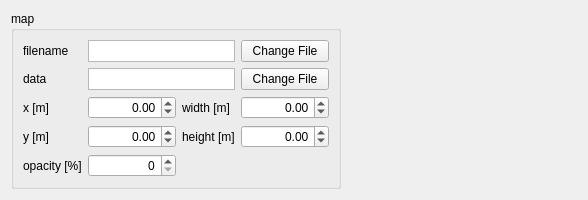
Old version of the form src/OpenCOVER/DrivingSim/oddlot/src/settings/widgets/scenerymapsettings.ui in the repository hlrs-vis/covise.
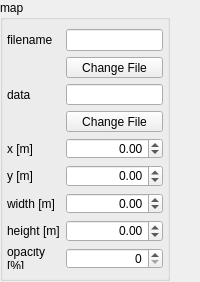
New version of the form.

```diff
--- a/src/OpenCOVER/DrivingSim/oddlot/src/settings/widgets/scenerymapsettings.ui
+++ b/src/OpenCOVER/DrivingSim/oddlot/src/settings/widgets/scenerymapsettings.ui
@@ -6,21 +6,94 @@
    <rect>
     <x>0</x>
     <y>0</y>
-    <width>588</width>
-    <height>187</height>
+    <width>200</width>
+    <height>282</height>
    </rect>
   </property>
+  <property name="minimumSize">
+   <size>
+    <width>0</width>
+    <height>152</height>
+   </size>
+  </property>
   <property name="windowTitle">
    <string>Form</string>
   </property>
   <layout class="QGridLayout" name="gridLayout_2">
+   <property name="leftMargin">
+    <number>0</number>
+   </property>
+   <property name="topMargin">
+    <number>0</number>
+   </property>
+   <property name="rightMargin">
+    <number>0</number>
+   </property>
+   <property name="bottomMargin">
+    <number>0</number>
+   </property>
    <item row="0" column="0">
+    <widget class="QScrollArea" name="scrollArea">
+     <property name="frameShape">
+      <enum>QFrame::NoFrame</enum>
+     </property>
+     <property name="verticalScrollBarPolicy">
+      <enum>Qt::ScrollBarAsNeeded</enum>
+     </property>
+     <property name="horizontalScrollBarPolicy">
+      <enum>Qt::ScrollBarAlwaysOff</enum>
+     </property>
+     <property name="widgetResizable">
+      <bool>true</bool>
+     </property>
+     <widget class="QWidget" name="scrollAreaWidgetContents">
+      <property name="geometry">
+       <rect>
+        <x>0</x>
+        <y>0</y>
+        <width>200</width>
+        <height>282</height>
+       </rect>
+      </property>
+      <property name="minimumSize">
+       <size>
+        <width>0</width>
+        <height>280</height>
+       </size>
+      </property>
     <widget class="QGroupBox" name="groupBox">
+       <property name="geometry">
+        <rect>
+         <x>0</x>
+         <y>0</y>
+         <width>170</width>
+         <height>281</height>
+        </rect>
+       </property>
      <property name="title">
       <string>map</string>
      </property>
      <layout class="QGridLayout" name="gridLayout">
-      <item row="4" column="0">
+        <property name="leftMargin">
+         <number>4</number>
+        </property>
+        <property name="rightMargin">
+         <number>4</number>
+        </property>
+        <item row="5" column="1">
+         <widget class="QDoubleSpinBox" name="xBox">
+          <property name="alignment">
+           <set>Qt::AlignRight|Qt::AlignTrailing|Qt::AlignVCenter</set>
+          </property>
+          <property name="minimum">
+           <double>-10000000.000000000000000</double>
+          </property>
+          <property name="maximum">
+           <double>10000000.000000000000000</double>
+          </property>
+         </widget>
+        </item>
+        <item row="5" column="0">
        <widget class="QLabel" name="xLabel">
         <property name="text">
          <string>x [m]</string>
@@ -30,43 +103,7 @@
         </property>
        </widget>
       </item>
-      <item row="4" column="1">
-       <widget class="QDoubleSpinBox" name="xBox">
-        <property name="alignment">
-         <set>Qt::AlignRight|Qt::AlignTrailing|Qt::AlignVCenter</set>
-        </property>
-        <property name="minimum">
-         <double>-10000000.000000000000000</double>
-        </property>
-        <property name="maximum">
-         <double>10000000.000000000000000</double>
-        </property>
-       </widget>
-      </item>
-      <item row="4" column="2">
-       <widget class="QLabel" name="widthLabel">
-        <property name="text">
-         <string>width [m]</string>
-        </property>
-        <property name="buddy">
-         <cstring>widthBox</cstring>
-        </property>
-       </widget>
-      </item>
-      <item row="4" column="3">
-       <widget class="QDoubleSpinBox" name="widthBox">
-        <property name="alignment">
-         <set>Qt::AlignRight|Qt::AlignTrailing|Qt::AlignVCenter</set>
-        </property>
-        <property name="minimum">
-         <double>-10000000.000000000000000</double>
-        </property>
-        <property name="maximum">
-         <double>100000000.000000000000000</double>
-        </property>
-       </widget>
-      </item>
-      <item row="5" column="0">
+        <item row="9" column="0">
        <widget class="QLabel" name="yLabel">
         <property name="text">
          <string>y [m]</string>
@@ -76,8 +113,8 @@
         </property>
        </widget>
       </item>
-      <item row="5" column="1">
-       <widget class="QDoubleSpinBox" name="yBox">
+        <item row="10" column="1">
+         <widget class="QDoubleSpinBox" name="widthBox">
         <property name="alignment">
          <set>Qt::AlignRight|Qt::AlignTrailing|Qt::AlignVCenter</set>
         </property>
@@ -85,44 +122,48 @@
          <double>-10000000.000000000000000</double>
         </property>
         <property name="maximum">
-         <double>10000000.000000000000000</double>
+           <double>100000000.000000000000000</double>
         </property>
        </widget>
       </item>
-      <item row="5" column="2">
-       <widget class="QLabel" name="heightLabel">
-        <property name="text">
-         <string>height [m]</string>
-        </property>
-        <property name="buddy">
-         <cstring>heightBox</cstring>
-        </property>
-       </widget>
-      </item>
-      <item row="5" column="3">
-       <widget class="QDoubleSpinBox" name="heightBox">
-        <property name="alignment">
-         <set>Qt::AlignRight|Qt::AlignTrailing|Qt::AlignVCenter</set>
-        </property>
-        <property name="minimum">
-         <double>-10000000.000000000000000</double>
-        </property>
-        <property name="maximum">
-         <double>10000000.000000000000000</double>
-        </property>
-       </widget>
-      </item>
-      <item row="6" column="0">
+        <item row="14" column="0">
        <widget class="QLabel" name="opacityLabel">
         <property name="text">
-         <string>opacity [%]</string>
+           <string>opacity
+[%]</string>
         </property>
         <property name="buddy">
          <cstring>opacityBox</cstring>
         </property>
        </widget>
       </item>
-      <item row="6" column="1">
+        <item row="12" column="1">
+         <widget class="QDoubleSpinBox" name="heightBox">
+          <property name="alignment">
+           <set>Qt::AlignRight|Qt::AlignTrailing|Qt::AlignVCenter</set>
+          </property>
+          <property name="minimum">
+           <double>-10000000.000000000000000</double>
+          </property>
+          <property name="maximum">
+           <double>10000000.000000000000000</double>
+          </property>
+         </widget>
+        </item>
+        <item row="9" column="1">
+         <widget class="QDoubleSpinBox" name="yBox">
+          <property name="alignment">
+           <set>Qt::AlignRight|Qt::AlignTrailing|Qt::AlignVCenter</set>
+          </property>
+          <property name="minimum">
+           <double>-10000000.000000000000000</double>
+          </property>
+          <property name="maximum">
+           <double>10000000.000000000000000</double>
+          </property>
+         </widget>
+        </item>
+        <item row="14" column="1">
        <widget class="QSpinBox" name="opacityBox">
         <property name="alignment">
          <set>Qt::AlignRight|Qt::AlignTrailing|Qt::AlignVCenter</set>
@@ -132,57 +173,19 @@
         </property>
        </widget>
       </item>
-      <item row="0" column="1" colspan="2">
-       <widget class="QTextEdit" name="filenameText">
-        <property name="enabled">
-         <bool>true</bool>
-        </property>
-        <property name="sizePolicy">
-         <sizepolicy hsizetype="Ignored" vsizetype="Ignored">
-          <horstretch>0</horstretch>
-          <verstretch>0</verstretch>
-         </sizepolicy>
-        </property>
-        <property name="minimumSize">
-         <size>
-          <width>0</width>
-          <height>21</height>
-         </size>
-        </property>
-        <property name="verticalScrollBarPolicy">
-         <enum>Qt::ScrollBarAlwaysOff</enum>
-        </property>
-        <property name="horizontalScrollBarPolicy">
-         <enum>Qt::ScrollBarAlwaysOff</enum>
-        </property>
-        <property name="undoRedoEnabled">
-         <bool>false</bool>
-        </property>
-        <property name="lineWrapMode">
-         <enum>QTextEdit::NoWrap</enum>
-        </property>
-        <property name="readOnly">
-         <bool>true</bool>
-        </property>
-        <property name="acceptRichText">
-         <bool>false</bool>
-        </property>
-       </widget>
-      </item>
       <item row="0" column="0">
        <widget class="QLabel" name="label">
+          <property name="sizePolicy">
+           <sizepolicy hsizetype="Preferred" vsizetype="Fixed">
+            <horstretch>0</horstretch>
+            <verstretch>0</verstretch>
+           </sizepolicy>
+          </property>
         <property name="text">
          <string>filename</string>
         </property>
        </widget>
       </item>
-      <item row="0" column="3">
-       <widget class="QPushButton" name="changeFileButton">
-        <property name="text">
-         <string>Change File</string>
-        </property>
-       </widget>
-      </item>
       <item row="2" column="0">
        <widget class="QLabel" name="dataLabel">
         <property name="text">
@@ -190,65 +193,58 @@
         </property>
        </widget>
       </item>
-      <item row="2" column="1" colspan="2">
-       <widget class="QTextEdit" name="dataText">
-        <property name="enabled">
-         <bool>true</bool>
-        </property>
-        <property name="sizePolicy">
-         <sizepolicy hsizetype="Ignored" vsizetype="Ignored">
-          <horstretch>0</horstretch>
-          <verstretch>0</verstretch>
-         </sizepolicy>
-        </property>
-        <property name="minimumSize">
-         <size>
-          <width>0</width>
-          <height>21</height>
-         </size>
-        </property>
-        <property name="verticalScrollBarPolicy">
-         <enum>Qt::ScrollBarAlwaysOff</enum>
-        </property>
-        <property name="horizontalScrollBarPolicy">
-         <enum>Qt::ScrollBarAlwaysOff</enum>
-        </property>
-        <property name="undoRedoEnabled">
-         <bool>false</bool>
-        </property>
-        <property name="lineWrapMode">
-         <enum>QTextEdit::NoWrap</enum>
-        </property>
-        <property name="readOnly">
-         <bool>true</bool>
-        </property>
-        <property name="acceptRichText">
-         <bool>false</bool>
-        </property>
-       </widget>
-      </item>
-      <item row="2" column="3">
+        <item row="4" column="1">
        <widget class="QPushButton" name="changeDataButton">
         <property name="text">
          <string>Change File</string>
         </property>
        </widget>
       </item>
-     </layout>
+        <item row="12" column="0">
+         <widget class="QLabel" name="heightLabel">
+          <property name="text">
+           <string>height [m]</string>
+          </property>
+          <property name="buddy">
+           <cstring>heightBox</cstring>
+          </property>
+         </widget>
+        </item>
+        <item row="10" column="0">
+         <widget class="QLabel" name="widthLabel">
+          <property name="text">
+           <string>width [m]</string>
+          </property>
+          <property name="buddy">
+           <cstring>widthBox</cstring>
+          </property>
+         </widget>
+        </item>
+        <item row="1" column="1">
+         <widget class="QPushButton" name="changeFileButton">
+          <property name="text">
+           <string>Change File</string>
+          </property>
     </widget>
    </item>
    <item row="0" column="1">
-    <spacer name="horizontalSpacer">
-     <property name="orientation">
-      <enum>Qt::Horizontal</enum>
-     </property>
-     <property name="sizeHint" stdset="0">
-      <size>
-       <width>40</width>
-       <height>20</height>
-      </size>
-     </property>
-    </spacer>
+         <widget class="QLineEdit" name="filenameText">
+          <property name="readOnly">
+           <bool>true</bool>
+          </property>
+         </widget>
+        </item>
+        <item row="2" column="1">
+         <widget class="QLineEdit" name="dataText">
+          <property name="readOnly">
+           <bool>true</bool>
+          </property>
+         </widget>
+        </item>
+       </layout>
+      </widget>
+     </widget>
+    </widget>
    </item>
   </layout>
  </widget>
```
Lines whose indentation alone changed are shown as unchanged.
